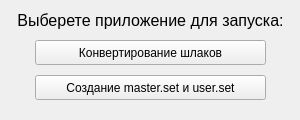
Above: Qt/IRtools/prepfilesdialog.ui from AsAsgard/BigBlackHole before the change. Below: the same form after it.
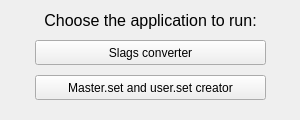
That is the form after the change.

Patch:
```diff
--- a/Qt/IRtools/prepfilesdialog.ui
+++ b/Qt/IRtools/prepfilesdialog.ui
@@ -28,7 +28,7 @@
     </font>
    </property>
    <property name="text">
-    <string>Конвертирование шлаков</string>
+    <string>Slags converter</string>
    </property>
    <property name="autoDefault">
     <bool>false</bool>
@@ -49,7 +49,7 @@
     </font>
    </property>
    <property name="text">
-    <string>Выберете приложение для запуска:</string>
+    <string>Choose the application to run:</string>
    </property>
    <property name="alignment">
     <set>Qt::AlignCenter</set>
@@ -70,7 +70,7 @@
     </font>
    </property>
    <property name="text">
-    <string>Создание master.set и user.set</string>
+    <string>Master.set and user.set creator</string>
    </property>
    <property name="autoDefault">
     <bool>false</bool>
```
Left out of the diff: 2 changed lines with no effect on the pictures.
